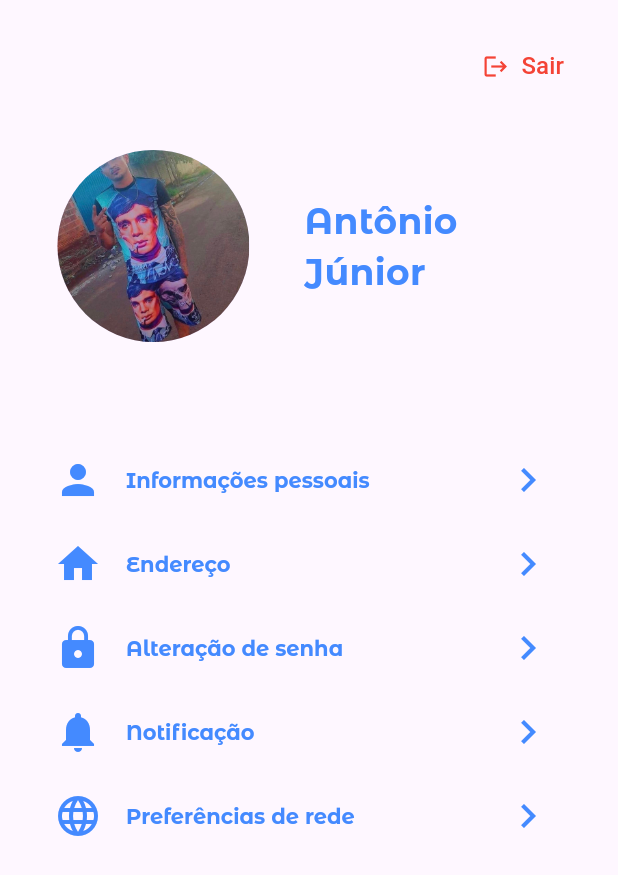
After one commit to DoidoRK/FloodWatchApp, a Flutter app: the ProfileWidget screen opened directly, on a phone screen of 412 x 824 dp. The commit adds this screen. Shown: the top 875 px of the screen. Run offline on Flutter 3.47's test engine with Material 3 defaults, Android fonts, the phone set to English and light mode, and no system bars; our stand-ins replace get; project files that could hold a hidden picture were left out.

Commit message:
Home page profile tab UI implemented.

```diff
--- a/lib/app/theme/app_theme.dart
+++ b/lib/app/theme/app_theme.dart
@@ -64,4 +64,11 @@ final ThemeData appThemeData = ThemeData(
       color: Colors.blueAccent,
     ),
   ),
+  listTileTheme: const ListTileThemeData(
+    iconColor: Colors.blueAccent,
+    titleTextStyle: TextStyle(
+      fontFamily: 'Montserrat Alternates',
+      color: Colors.blueAccent,
+    ),
+  ),
 );
--- a/lib/app/ui/home_page/home_page.dart
+++ b/lib/app/ui/home_page/home_page.dart
@@ -1,4 +1,5 @@
 import 'package:flood_watch_app/app/controllers/home_controller.dart';
+import 'package:flood_watch_app/app/ui/home_page/widgets/profile_widget.dart';
 import 'package:flutter/material.dart';
 import 'package:get/get.dart';
 
@@ -6,10 +7,13 @@ class HomePage extends StatelessWidget {
   final HomeController homeController = Get.put(HomeController());
 
   final List<Widget> _pages = [
-    Center(child: Text('Perfil Widget')),
-    Center(child: Text('Mapa Widget')),
-    Center(child: Text('Relatos Widget')),
-    Center(child: Text('Sobre Widget')),
+    ProfileWidget(
+      userName: "Antônio Júnior",
+      userPhotoAsset: 'assets/images/Thomas Shelby.png',
+    ), // Exemplo de uso de asset local
+    const Center(child: Text('Mapa Widget')),
+    const Center(child: Text('Relatos Widget')),
+    const Center(child: Text('Sobre Widget')),
   ];
 
   @override
--- /dev/null
+++ b/lib/app/ui/home_page/widgets/profile_widget.dart
@@ -0,0 +1,137 @@
+import 'package:flutter/material.dart';
+
+// Função para dividir o nome do usuário
+String getFirstAndLastName(String fullName) {
+  List<String> nameParts = fullName.trim().split(RegExp(r'\s+'));
+
+  // Se a lista estiver vazia, retorna valores padrão
+  if (nameParts.isEmpty) {
+    return 'Nome Inválido';
+  }
+
+  // Se houver apenas um nome, retorna o mesmo para primeiro e último nome
+  if (nameParts.length == 1) {
+    return '${nameParts[0]} ${nameParts[0]}';
+  }
+
+  // Retorna o primeiro e o último nome
+  return '${nameParts.first} ${nameParts.last}';
+}
+
+class ProfileWidget extends StatelessWidget {
+  final String userName;
+  final String userPhotoAsset;
+  final VoidCallback? onLogout;
+  final VoidCallback? onInfo;
+  final VoidCallback? onAddress;
+  final VoidCallback? onPassword;
+  final VoidCallback? onNotification;
+  final VoidCallback? onNetwork;
+
+  ProfileWidget({
+    required this.userName,
+    required this.userPhotoAsset,
+    this.onLogout,
+    this.onInfo,
+    this.onAddress,
+    this.onPassword,
+    this.onNotification,
+    this.onNetwork
+  });
+
+  @override
+  Widget build(BuildContext context) {
+    // Dividindo o nome em primeiro e último nome
+    String firstNameLastName = getFirstAndLastName(userName);
+    List<String> nameParts = firstNameLastName.split(' ');
+
+    return Scaffold(
+      body: Padding(
+        padding: const EdgeInsets.all(20.0),
+        child: Column(
+          crossAxisAlignment: CrossAxisAlignment.end,
+          children: [
+            TextButton.icon(
+              onPressed: onLogout,
+              icon: const Icon(Icons.logout, color: Colors.red),
+              label: const Text(
+                'Sair',
+                style: TextStyle(
+                  color: Colors.red,
+                  fontSize: 16,
+                ),
+              ),
+            ),
+            const SizedBox(height: 32),
+            Row(
+              mainAxisAlignment: MainAxisAlignment.spaceAround,
+              children: [
+                CircleAvatar(
+                  radius: 64,
+                  backgroundImage: AssetImage(userPhotoAsset),
+                ),
+                Column(
+                  crossAxisAlignment: CrossAxisAlignment.start,
+                  mainAxisAlignment: MainAxisAlignment.center,
+                  children: [
+                    Text(
+                      nameParts[0], // Primeiro nome
+                      style: const TextStyle(
+                        fontSize: 24,
+                        fontWeight: FontWeight.bold,
+                      ),
+                    ),
+                    Text(
+                      nameParts.length > 1 ? nameParts[nameParts.length-1] : '', // Último nome
+                      style: const TextStyle(
+                        fontSize: 24,
+                      ),
+                    ),
+                  ],
+                ),
+                const SizedBox(width: 32),
+              ],
+            ),
+            const SizedBox(height: 64),
+            Expanded(
+              child: ListView(
+                children: [
+                  ListTile(
+                    leading: const Icon(Icons.person, size: 32,),
+                    title: const Text('Informações pessoais'),
+                    trailing: const Icon(Icons.chevron_right, size: 32,),
+                    onTap: onInfo
+                  ),
+                  ListTile(
+                    leading: const Icon(Icons.home, size: 32,),
+                    title: const Text('Endereço'),
+                    trailing: const Icon(Icons.chevron_right, size: 32,),
+                    onTap: onAddress
+                  ),
+                  ListTile(
+                    leading: const Icon(Icons.lock, size: 32,),
+                    title: const Text('Alteração de senha'),
+                    trailing: const Icon(Icons.chevron_right, size: 32,),
+                    onTap: onPassword
+                  ),
+                  ListTile(
+                    leading: const Icon(Icons.notifications, size: 32,),
+                    title: const Text('Notificação'),
+                    trailing: const Icon(Icons.chevron_right, size: 32,),
+                    onTap: onNotification
+                  ),
+                  ListTile(
+                    leading: const Icon(Icons.language, size: 32,),
+                    title: const Text('Preferências de rede'),
+                    trailing: const Icon(Icons.chevron_right, size: 32,),
+                    onTap: onNetwork
+                  ),
+                ],
+              ),
+            ),
+          ],
+        ),
+      ),
+    );
+  }
+}
--- a/pubspec.yaml
+++ b/pubspec.yaml
@@ -60,9 +60,9 @@ flutter:
   uses-material-design: true
 
   # To add assets to your application, add an assets section, like this:
-  # assets:
-  #   - images/a_dot_burr.jpeg
-  #   - images/a_dot_ham.jpeg
+  assets:
+    - assets/images/Eita.jpg
+    - assets/images/Thomas Shelby.png
 
   # An image asset can refer to one or more resolution-specific "variants", see
   # https://flutter.dev/assets-and-images/#resolution-aware
```
Also changed, not shown: assets/images/Eita.jpg (added), assets/images/Thomas Shelby.png (added).
